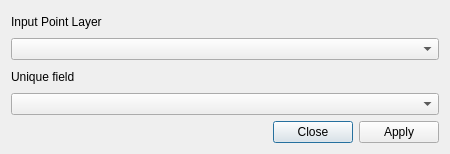
Before: the Qt Designer form forms/hcmgis_lec_form.ui in thangqd/HCMGIS, drawn with Qt 5.
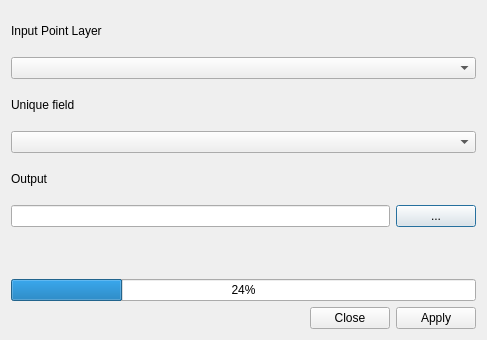
After: the same form once the commit is applied. Custom widgets are drawn as their Qt base class.

```diff
--- a/forms/hcmgis_lec_form.ui
+++ b/forms/hcmgis_lec_form.ui
@@ -12,8 +12,8 @@
    <rect>
     <x>0</x>
     <y>0</y>
-    <width>450</width>
-    <height>154</height>
+    <width>487</width>
+    <height>340</height>
    </rect>
   </property>
   <property name="mouseTracking">
@@ -24,24 +24,63 @@
   </property>
   <layout class="QVBoxLayout" name="verticalLayout">
    <item>
-    <widget class="QLabel" name="LblInput">
-     <property name="text">
-      <string>Input Point Layer</string>
+    <layout class="QGridLayout" name="gridLayout">
+     <item row="10" column="0" colspan="2">
+      <widget class="QProgressBar" name="status">
+       <property name="value">
+        <number>24</number>
      </property>
     </widget>
    </item>
-   <item>
-    <widget class="QgsMapLayerComboBox" name="CboInput"/>
-   </item>
-   <item>
+     <item row="3" column="0" colspan="2">
+      <widget class="QgsFieldComboBox" name="CboField"/>
+     </item>
+     <item row="2" column="0" colspan="2">
     <widget class="QLabel" name="LblOutput_2">
      <property name="text">
       <string>Unique field</string>
      </property>
     </widget>
    </item>
-   <item>
-    <widget class="QgsFieldComboBox" name="CboField"/>
+     <item row="1" column="0" colspan="2">
+      <widget class="QgsMapLayerComboBox" name="CboInput"/>
+     </item>
+     <item row="0" column="0" colspan="2">
+      <widget class="QLabel" name="LblInput">
+       <property name="text">
+        <string>Input Point Layer</string>
+       </property>
+      </widget>
+     </item>
+     <item row="7" column="0">
+      <widget class="QLineEdit" name="LinOutput">
+       <property name="readOnly">
+        <bool>true</bool>
+       </property>
+      </widget>
+     </item>
+     <item row="7" column="1">
+      <widget class="QPushButton" name="BtnBrowseOutput">
+       <property name="text">
+        <string>...</string>
+       </property>
+      </widget>
+     </item>
+     <item row="8" column="0" colspan="2">
+      <widget class="QLabel" name="LblStatus">
+       <property name="text">
+        <string/>
+       </property>
+      </widget>
+     </item>
+     <item row="4" column="0" colspan="2">
+      <widget class="QLabel" name="lblOutput">
+       <property name="text">
+        <string>Output</string>
+       </property>
+      </widget>
+     </item>
+    </layout>
    </item>
    <item>
     <widget class="QDialogButtonBox" name="BtnApplyClose">
```
Lines whose indentation alone changed are shown as unchanged.
